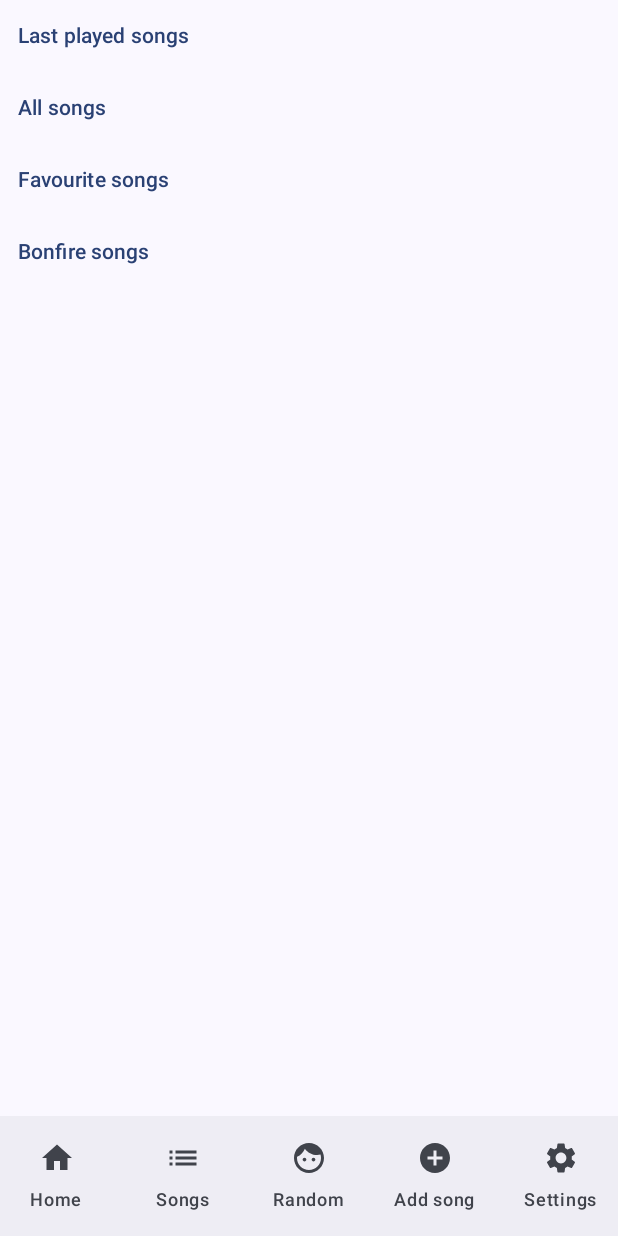
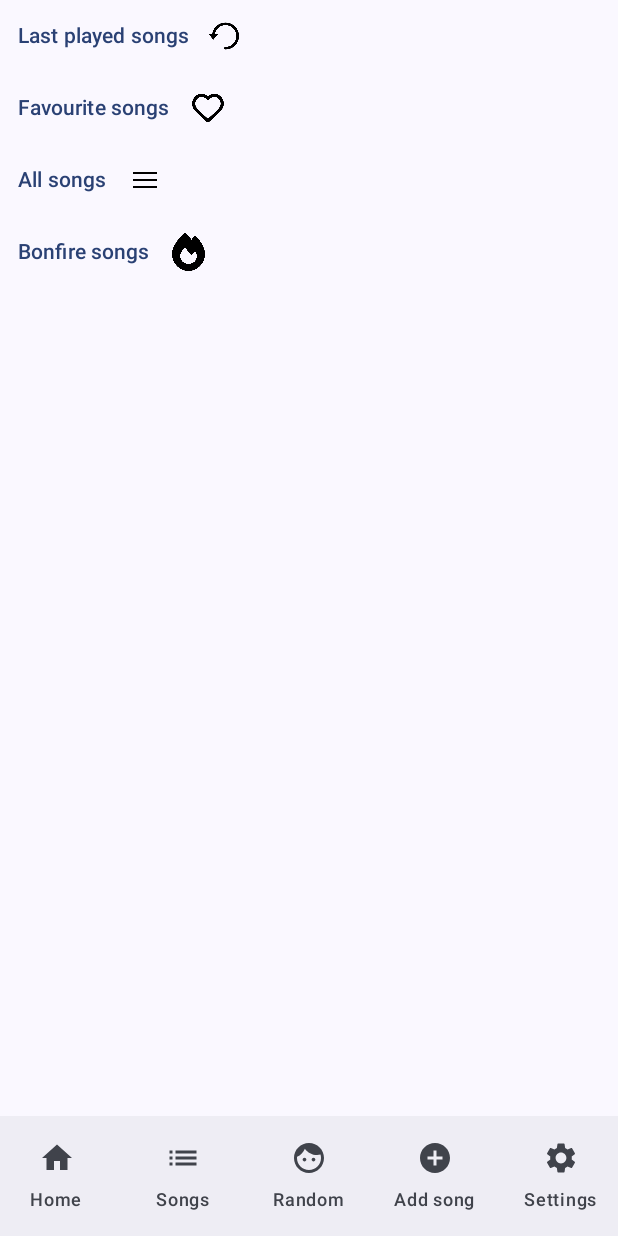
Before and after one commit to dar3/Songbook-Beta, an Android app built with Jetpack Compose: the screen it shows after launch (MainActivity), on a phone screen of 412 x 824 dp. Run offline under Robolectric (Android 15) with nearby library versions, the phone set to English and light mode, and no system bars.

Commit message:
Added images next to TextButtons

```diff
--- a/app/src/main/java/com/dar3/songbookbeta/MainActivity.kt
+++ b/app/src/main/java/com/dar3/songbookbeta/MainActivity.kt
@@ -4,9 +4,13 @@ import android.annotation.SuppressLint
 import android.os.Bundle
 import androidx.activity.ComponentActivity
 import androidx.activity.compose.setContent
+import androidx.compose.foundation.Image
 import androidx.compose.foundation.layout.Column
+import androidx.compose.foundation.layout.Row
 import androidx.compose.foundation.layout.fillMaxSize
+import androidx.compose.foundation.layout.fillMaxWidth
 import androidx.compose.foundation.layout.padding
+import androidx.compose.foundation.layout.size
 import androidx.compose.material.icons.Icons
 import androidx.compose.material.icons.automirrored.filled.List
 import androidx.compose.material.icons.automirrored.outlined.List
@@ -25,8 +29,10 @@ import androidx.compose.material3.Scaffold
 import androidx.compose.material3.Text
 import androidx.compose.material3.TextButton
 import androidx.compose.runtime.Composable
+import androidx.compose.ui.Alignment
 import androidx.compose.ui.Modifier
 import androidx.compose.ui.graphics.vector.ImageVector
+import androidx.compose.ui.res.painterResource
 import androidx.compose.ui.unit.dp
 import androidx.compose.ui.unit.sp
 import androidx.navigation.NavController
@@ -148,32 +154,81 @@ fun HomeScreen(navController: NavController) {
             .fillMaxSize()
 
     ) {
-        TextButton(
-            onClick = { navController.navigate("lastPlayedSongs") }
+
+        Row(
+            modifier = Modifier.fillMaxWidth(),
+            verticalAlignment = Alignment.CenterVertically
         ) {
-            Text("Last played songs")
-        }
+            TextButton(
+                onClick = { navController.navigate("lastPlayedSongs") },
 
-        TextButton(
-            onClick = { navController.navigate("allSongs") }
-        ) {
-            Text("All songs")
+                ) {
+                Text("Last played songs")
+            }
+            Image(
+                painter = painterResource(id = R.drawable.circle_arrow_icon),
+                contentDescription = null,
+                modifier = Modifier.size(20.dp)
+            )
         }
 
 
-        TextButton(
-            onClick = { navController.navigate("favouriteSongs") }
+
+        Row(
+            modifier = Modifier.fillMaxWidth(),
+            verticalAlignment = Alignment.CenterVertically
         ) {
-            Text("Favourite songs")
+            TextButton(
+                onClick = { navController.navigate("favouriteSongs") },
+
+                ) {
+                Text("Favourite songs")
+            }
+            Image(
+                painter = painterResource(id = R.drawable.heart_icon),
+                contentDescription = null,
+                modifier = Modifier.size(25.dp)
+            )
         }
 
-        TextButton(
-            onClick = { navController.navigate("bonfireSongs") }
+
+        Row(
+            modifier = Modifier.fillMaxWidth(),
+            verticalAlignment = Alignment.CenterVertically
         ) {
-            Text("Bonfire songs")
+            TextButton(
+                onClick = { navController.navigate("allSongs") },
+
+                ) {
+                Text("All songs")
+            }
+            Image(
+                painter = painterResource(id = R.drawable.three_bars_icon),
+                contentDescription = null,
+                modifier = Modifier.size(25.dp)
+            )
+        }
+
+        Row(
+            modifier = Modifier.fillMaxWidth(),
+            verticalAlignment = Alignment.CenterVertically
+        ) {
+            TextButton(
+                onClick = { navController.navigate("bonfireSongs") },
+
+                ) {
+                Text("Bonfire songs")
+            }
+            Image(
+                painter = painterResource(id = R.drawable.bonfire_icon),
+                contentDescription = null,
+                modifier = Modifier.size(25.dp)
+            )
         }
     }
 }
+
+
 
 @Composable
 fun AllSongsScreen() {
```
Also changed, not shown: app/src/main/res/drawable/bonfire_icon.png (added), app/src/main/res/drawable/circle_arrow_icon.png (added), app/src/main/res/drawable/heart_icon.png (added), app/src/main/res/drawable/three_bars_icon.png (added).
